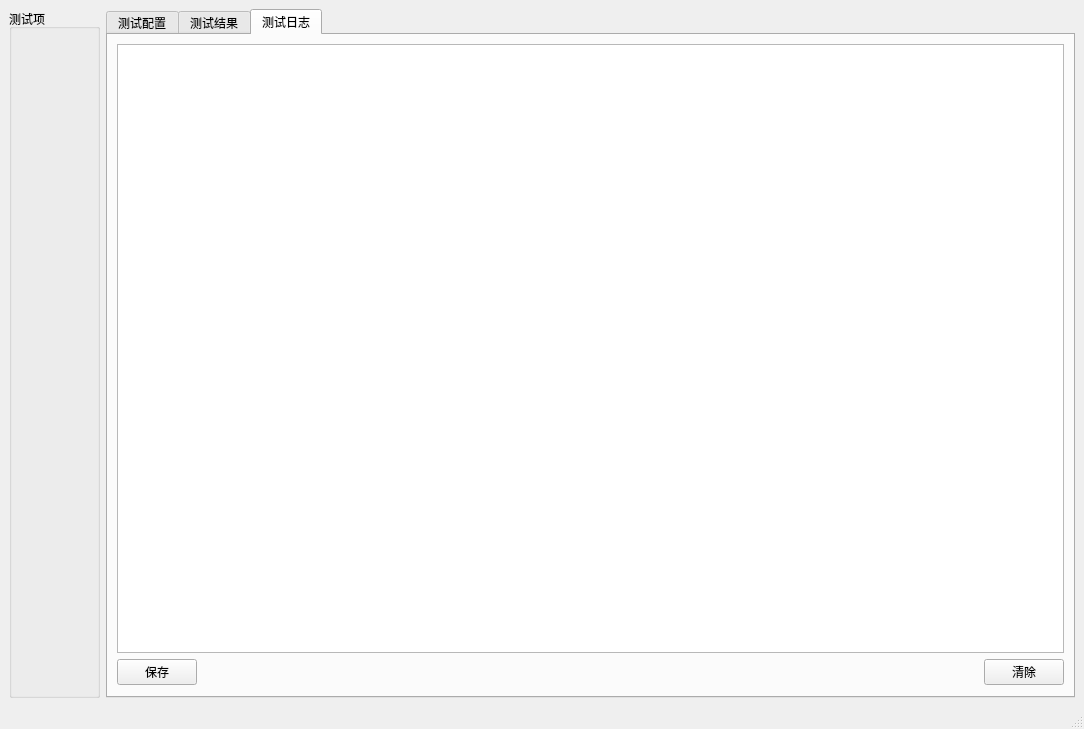
Before: the Qt Designer form mainwindow.ui in xxx88qqq/autotst, drawn with Qt 5.
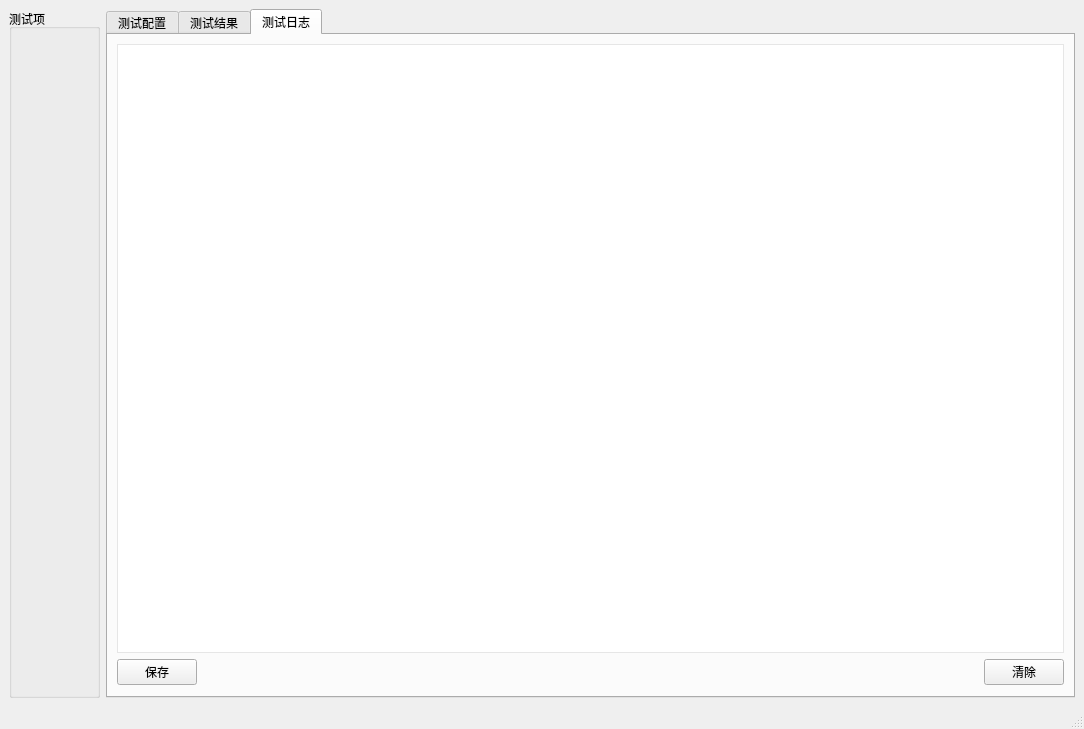
After: the same form once the commit is applied. The open tabs and pages were chosen to show the change.

Commit message: modify text brower style

```diff
--- a/mainwindow.ui
+++ b/mainwindow.ui
@@ -250,7 +250,14 @@
         <item>
          <layout class="QVBoxLayout" name="verticalLayout">
           <item>
-           <widget class="QTextBrowser" name="textBrowser"/>
+           <widget class="QTextBrowser" name="textBrowser">
+            <property name="styleSheet">
+             <string notr="true">border-color: rgb(230, 230, 230);
+border-style: solid;
+border-width: 1px;
+</string>
+            </property>
+           </widget>
           </item>
           <item>
            <layout class="QHBoxLayout" name="horizontalLayout_3">
```
Left out of the diff: 2 changed lines with no effect on the pictures.
